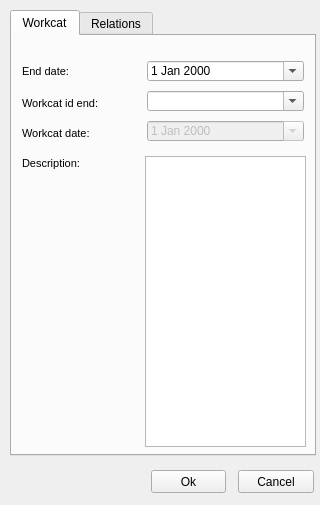
This is ui/workcat_end.ui in Giswater/giswater_qgis_plugin as Qt 5 draws it before an edit. The edited form follows.
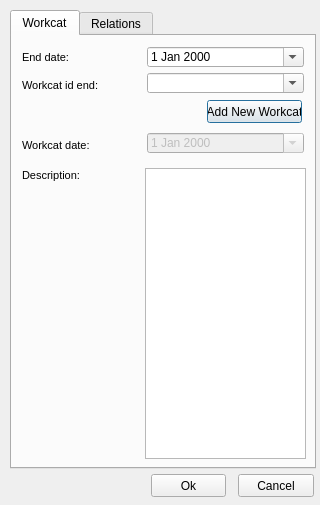
This is the edited form. Icons and pictures are not drawn.

Commit message: Add button "create new workcat" on replace node and manage workcat end

```diff
--- a/ui/workcat_end.ui
+++ b/ui/workcat_end.ui
@@ -19,7 +19,7 @@
      <x>10</x>
      <y>10</y>
      <width>306</width>
-     <height>446</height>
+     <height>459</height>
     </rect>
    </property>
    <property name="currentIndex">
@@ -33,7 +33,7 @@
      <property name="geometry">
       <rect>
        <x>10</x>
-       <y>56</y>
+       <y>38</y>
        <width>103</width>
        <height>22</height>
       </rect>
@@ -66,7 +66,7 @@
      <property name="geometry">
       <rect>
        <x>10</x>
-       <y>24</y>
+       <y>10</y>
        <width>96</width>
        <height>22</height>
       </rect>
@@ -99,7 +99,7 @@
      <property name="geometry">
       <rect>
        <x>10</x>
-       <y>116</y>
+       <y>128</y>
        <width>103</width>
        <height>22</height>
       </rect>
@@ -132,7 +132,7 @@
      <property name="geometry">
       <rect>
        <x>10</x>
-       <y>86</y>
+       <y>98</y>
        <width>97</width>
        <height>22</height>
       </rect>
@@ -165,7 +165,7 @@
      <property name="geometry">
       <rect>
        <x>135</x>
-       <y>55</y>
+       <y>37</y>
        <width>157</width>
        <height>20</height>
       </rect>
@@ -178,7 +178,7 @@
      <property name="geometry">
       <rect>
        <x>135</x>
-       <y>25</y>
+       <y>11</y>
        <width>157</width>
        <height>20</height>
       </rect>
@@ -194,7 +194,7 @@
      <property name="geometry">
       <rect>
        <x>135</x>
-       <y>85</y>
+       <y>97</y>
        <width>157</width>
        <height>20</height>
       </rect>
@@ -207,12 +207,25 @@
      <property name="geometry">
       <rect>
        <x>133</x>
-       <y>120</y>
+       <y>132</y>
        <width>161</width>
        <height>291</height>
       </rect>
      </property>
     </widget>
+    <widget class="QPushButton" name="btn_new_workcat">
+     <property name="geometry">
+      <rect>
+       <x>195</x>
+       <y>64</y>
+       <width>95</width>
+       <height>23</height>
+      </rect>
+     </property>
+     <property name="text">
+      <string>Add New Workcat</string>
+     </property>
+    </widget>
    </widget>
    <widget class="QWidget" name="tab_2">
     <attribute name="title">
@@ -391,7 +404,7 @@
    <property name="geometry">
     <rect>
      <x>238</x>
-     <y>470</y>
+     <y>474</y>
      <width>76</width>
      <height>23</height>
     </rect>
@@ -404,7 +417,7 @@
    <property name="geometry">
     <rect>
      <x>151</x>
-     <y>470</y>
+     <y>474</y>
      <width>75</width>
      <height>23</height>
     </rect>
```
The commit also changes 5 other files.
